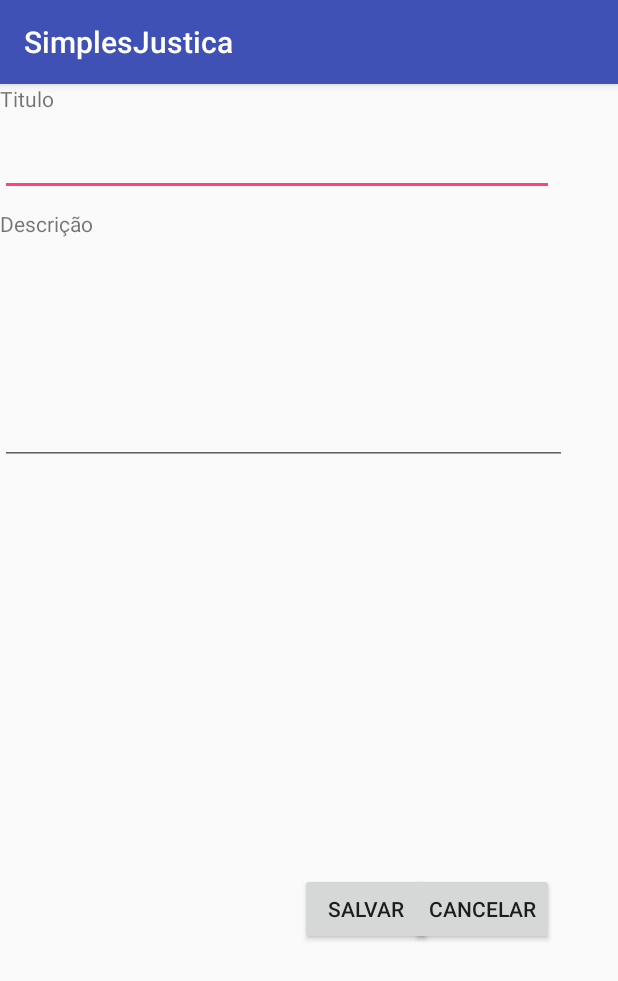
After one commit to SimplesJustica/simplesjustica-app, an Android app: the ReclamacaoForm screen opened directly, with no data from a screen before it, on a phone screen of 412 x 824 dp. The commit adds this screen. Shown: the top 981 px of the screen. Run offline under Robolectric (Android 15) with nearby library versions, the phone set to English and light mode, and no system bars.

Commit message:
ReclamacaoForm

```diff
--- a/app/build.gradle
+++ b/app/build.gradle
@@ -24,7 +24,7 @@ android {
 
 dependencies {
     implementation fileTree(dir: 'libs', include: ['*.jar'])
-    implementation"org.jetbrains.kotlin:kotlin-stdlib-jdk7:$kotlin_version"
+    implementation "org.jetbrains.kotlin:kotlin-stdlib-jdk7:$kotlin_version"
     implementation 'com.android.support:appcompat-v7:28.0.0-rc01'
     implementation 'com.android.support.constraint:constraint-layout:1.1.2'
     testImplementation 'junit:junit:4.12'
--- a/app/src/main/AndroidManifest.xml
+++ b/app/src/main/AndroidManifest.xml
@@ -16,6 +16,7 @@
                 <category android:name="android.intent.category.LAUNCHER" />
             </intent-filter>
         </activity>
+        <activity android:name=".ReclamacaoForm"></activity>
     </application>
 
 </manifest>
--- a/app/src/main/java/com/example/guisfits/simplesjustica/ListEmpresaAdapter.kt
+++ b/app/src/main/java/com/example/guisfits/simplesjustica/ListEmpresaAdapter.kt
@@ -1,19 +1,26 @@
 package com.example.guisfits.simplesjustica
 
 import android.content.Context
+import android.content.Intent
+import android.support.v4.app.ActivityCompat
 import android.view.LayoutInflater
 import android.view.View
 import android.view.ViewGroup
 import android.widget.BaseAdapter
+import android.widget.Button
 import android.widget.TextView
+import android.widget.Toast
+import kotlin.coroutines.experimental.coroutineContext
 
 class ListExampleAdapter(context: Context, list: ArrayList<EmpresaModel>) : BaseAdapter() {
     var mInflator: LayoutInflater?=null
     var empresaList: ArrayList<EmpresaModel>?=null
+    var myContext: Context
 
     init {
         this.empresaList = list
         this.mInflator = LayoutInflater.from(context)
+        this.myContext = context
     }
 
     override fun getView(position: Int, convertView: View?, parent: ViewGroup): View? {
@@ -29,10 +36,12 @@ class ListExampleAdapter(context: Context, list: ArrayList<EmpresaModel>) : Base
         var txtNome: TextView
         var txtDescricao: TextView
         var txtDemandas: TextView
+        var btnJuntesse: Button
 
         txtNome = view?.findViewById(R.id.nome) as TextView
         txtDescricao = view?.findViewById(R.id.descricao) as TextView
         txtDemandas = view?.findViewById(R.id.demandas) as TextView
+        btnJuntesse = view?.findViewById(R.id.btnJuntese) as Button
 
         var model: EmpresaModel
         model = getItem(position)!!
@@ -40,6 +49,11 @@ class ListExampleAdapter(context: Context, list: ArrayList<EmpresaModel>) : Base
         txtNome.setText(model.nome)
         txtDescricao.setText(model.descricao)
         txtDemandas.setText("Demandas: " + model.demandas.toString())
+
+        btnJuntesse.setOnClickListener(View.OnClickListener {
+            var intent = Intent(myContext, ReclamacaoForm::class.java)
+            myContext.startActivity(intent)
+        })
 
         return view!!
     }
--- a/app/src/main/java/com/example/guisfits/simplesjustica/MainActivity.kt
+++ b/app/src/main/java/com/example/guisfits/simplesjustica/MainActivity.kt
@@ -1,14 +1,18 @@
 package com.example.guisfits.simplesjustica
 
+import android.content.Intent
 import android.support.v7.app.AppCompatActivity
 import android.os.Bundle
+import android.widget.Button
 import kotlinx.android.synthetic.main.activity_main.*
+import kotlinx.android.synthetic.main.list_row.*
 
 class MainActivity : AppCompatActivity() {
 
     override fun onCreate(savedInstanceState: Bundle?) {
         super.onCreate(savedInstanceState)
         setContentView(R.layout.activity_main)
+
 
         var lorem = "Lorem ipsum dolor sit amet, consectetur adipiscing elit, sed do eiusmod tempor incididunt ut labore et dolore magna aliqua. Ut enim ad minim veniam, quis nostrud exercitation ullamco laboris nisi ut aliquip ex ea commodo consequat."
         var empresaList: ArrayList<EmpresaModel>
--- /dev/null
+++ b/app/src/main/java/com/example/guisfits/simplesjustica/ReclamacaoForm.kt
@@ -0,0 +1,12 @@
+package com.example.guisfits.simplesjustica
+
+import android.support.v7.app.AppCompatActivity
+import android.os.Bundle
+
+class ReclamacaoForm : AppCompatActivity() {
+
+    override fun onCreate(savedInstanceState: Bundle?) {
+        super.onCreate(savedInstanceState)
+        setContentView(R.layout.activity_reclamacao_form)
+    }
+}
--- a/app/src/main/res/layout/activity_main.xml
+++ b/app/src/main/res/layout/activity_main.xml
@@ -5,6 +5,11 @@
     android:layout_height="match_parent"
     tools:context="com.example.guisfits.simplesjustica.MainActivity">
 
+    <android.app.MediaRouteButton
+        android:layout_width="wrap_content"
+        android:layout_height="wrap_content"
+        android:id="@+id/btnTeste"/>
+
     <ListView android:id="@+id/empresaListView"
         android:layout_width="match_parent"
         android:layout_height="match_parent"></ListView>
--- /dev/null
+++ b/app/src/main/res/layout/activity_reclamacao_form.xml
@@ -0,0 +1,59 @@
+<?xml version="1.0" encoding="utf-8"?>
+<RelativeLayout xmlns:android="http://schemas.android.com/apk/res/android"
+    xmlns:tools="http://schemas.android.com/tools"
+    android:layout_width="match_parent"
+    android:layout_height="match_parent"
+    tools:context=".ReclamacaoForm">
+
+    <TextView
+        android:id="@+id/textView2"
+        android:layout_width="wrap_content"
+        android:layout_height="wrap_content"
+        android:layout_alignParentStart="true"
+        android:layout_alignParentTop="true"
+        android:text="Titulo" />
+
+    <EditText
+        android:id="@+id/editTitulo"
+        android:layout_width="369dp"
+        android:layout_height="wrap_content"
+        android:layout_alignParentStart="true"
+        android:layout_alignParentTop="true"
+        android:layout_marginTop="29dp" />
+
+    <TextView
+        android:id="@+id/textView3"
+        android:layout_width="wrap_content"
+        android:layout_height="wrap_content"
+        android:layout_alignParentStart="true"
+        android:layout_alignParentTop="true"
+        android:layout_marginTop="83dp"
+        android:text="Descrição" />
+
+    <EditText
+        android:id="@+id/editDescricao"
+        android:layout_width="378dp"
+        android:layout_height="142dp"
+        android:layout_alignParentStart="true"
+        android:layout_alignParentTop="true"
+        android:layout_marginTop="112dp" />
+
+    <Button
+        android:id="@+id/btnSalvar"
+        android:layout_width="wrap_content"
+        android:layout_height="wrap_content"
+        android:layout_alignParentEnd="true"
+        android:layout_alignTop="@+id/btnCancelar"
+        android:layout_marginEnd="124dp"
+        android:text="Salvar" />
+
+    <Button
+        android:id="@+id/btnCancelar"
+        android:layout_width="wrap_content"
+        android:layout_height="wrap_content"
+        android:layout_alignEnd="@+id/editTitulo"
+        android:layout_alignParentBottom="true"
+        android:layout_marginBottom="194dp"
+        android:text="Cancelar" />
+
+</RelativeLayout>
```
